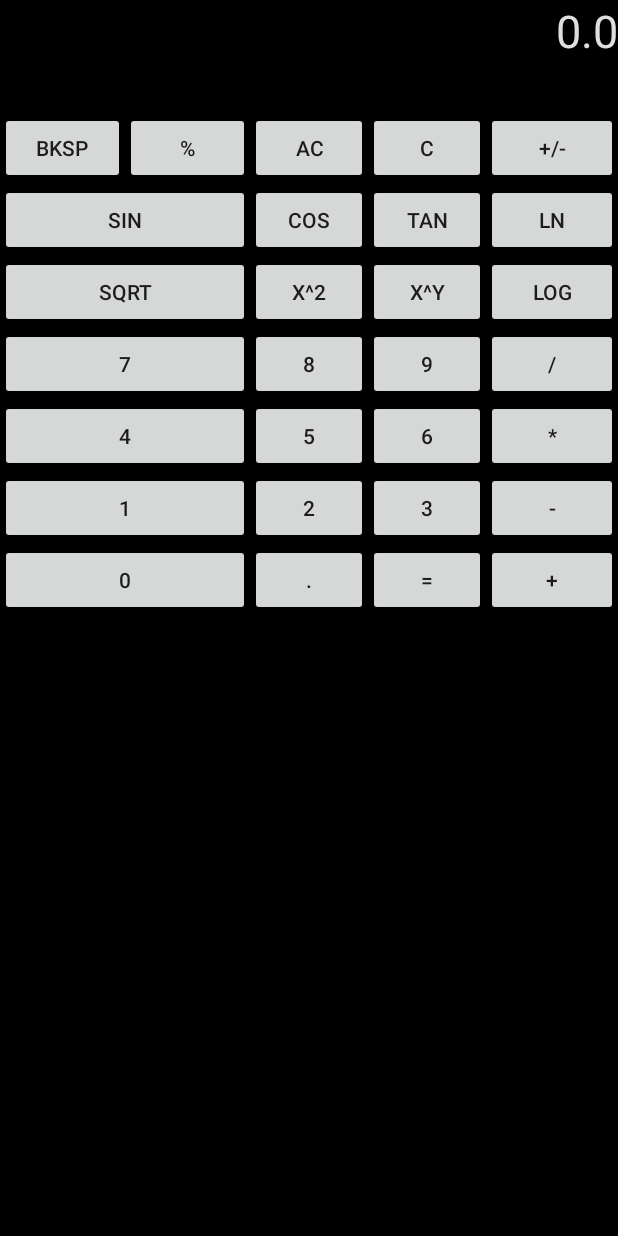
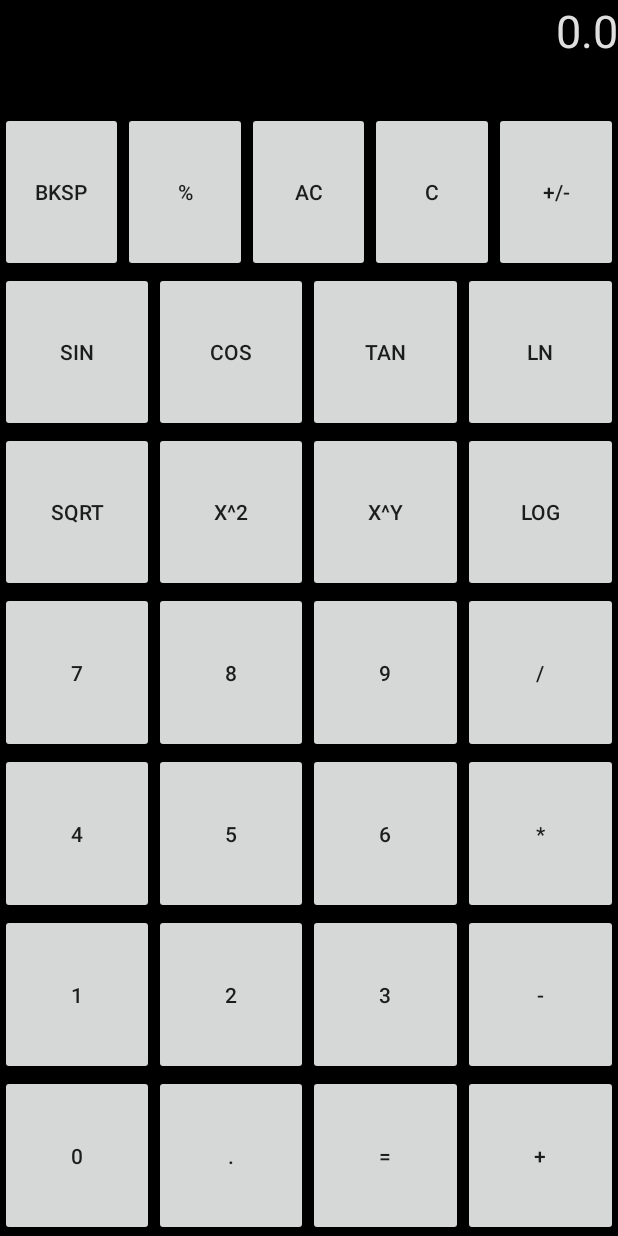
Before and after one commit to TomaszKot11/PAM, an Android app: the AdvancedCalculatorActivity screen opened directly, with no data from a screen before it, on a phone screen of 412 x 824 dp. Run offline under Robolectric (Android 15) with nearby library versions, the phone set to English and light mode, and no system bars.

Commit message:
Fixed issue with keyboard not taking whole screen height

```diff
--- a/calculator/app/src/main/res/layout/advanced_keyboard.xml
+++ b/calculator/app/src/main/res/layout/advanced_keyboard.xml
@@ -3,12 +3,17 @@
              android:layout_height="match_parent"
              android:shrinkColumns="0, 1, 2"
              android:stretchColumns="3">
-    <TableRow>
-        <LinearLayout>
+    <TableRow
+            android:layout_width="0dp"
+            android:layout_weight="1">
+        <LinearLayout
+                android:layout_width="0dp"
+                android:layout_weight="2"
+                android:layout_height="match_parent">
             <Button
                     android:layout_weight="1"
                     android:layout_width="0dp"
-                    android:layout_height="wrap_content"
+                    android:layout_height="match_parent"
                     android:id="@+id/button1_a"
                     android:text="Bksp"
                     android:onClick="keyboardHandler"/>
@@ -16,54 +21,63 @@
             <Button
                     android:layout_weight="1"
                     android:layout_width="0dp"
-                    android:layout_height="wrap_content"
+                    android:layout_height="match_parent"
                     android:id="@+id/button1_b"
                     android:text="%"
                     android:onClick="keyboardHandler"/>
         </LinearLayout>
 
         <Button
-                android:layout_height="wrap_content"
-                android:layout_width="wrap_content"
+                android:layout_width="0dp"
+                android:layout_weight="1"
+                android:layout_height="match_parent"
                 android:id="@+id/button1_1"
                 android:text="AC"
                 android:onClick="keyboardHandler"/>
         <Button
-                android:layout_height="wrap_content"
-                android:layout_width="wrap_content"
+                android:layout_width="0dp"
+                android:layout_weight="1"
+                android:layout_height="match_parent"
                 android:id="@+id/button2"
                 android:text="C"
                 android:onClick="keyboardHandler"/>
         <Button
-                android:layout_width="wrap_content"
-                android:layout_height="wrap_content"
+                android:layout_width="0dp"
+                android:layout_weight="1"
+                android:layout_height="match_parent"
                 android:id="@+id/button3"
                 android:text="+/-"
                 android:onClick="keyboardHandler"/>
     </TableRow>
 
 
-    <TableRow>
+    <TableRow
+            android:layout_width="0dp"
+            android:layout_weight="1">
         <Button
-                android:layout_width="wrap_content"
+                android:layout_width="0dp"
+                android:layout_weight="1"
                 android:layout_height="match_parent"
                 android:id="@+id/button4"
                 android:text="sin"
                 android:onClick="keyboardHandler"/>
         <Button
-                android:layout_width="wrap_content"
-                android:layout_height="wrap_content"
+                android:layout_width="0dp"
+                android:layout_weight="1"
+                android:layout_height="match_parent"
                 android:id="@+id/button5"
                 android:text="cos"
                 android:onClick="keyboardHandler"/>
         <Button
-                android:layout_width="wrap_content"
-                android:layout_height="wrap_content"
+                android:layout_width="0dp"
+                android:layout_weight="1"
+                android:layout_height="match_parent"
                 android:id="@+id/button6"
                 android:text="tan"
                 android:onClick="keyboardHandler"/>
         <Button
-                android:layout_width="wrap_content"
+                android:layout_width="0dp"
+                android:layout_weight="1"
                 android:layout_height="match_parent"
                 android:id="@+id/button7"
                 android:text="ln"
@@ -71,56 +85,68 @@
     </TableRow>
 
 
-    <TableRow>
+    <TableRow
+            android:layout_width="0dp"
+            android:layout_weight="1">
         <Button
-                android:layout_width="wrap_content"
-                android:layout_height="wrap_content"
+                android:layout_width="0dp"
+                android:layout_weight="1"
+                android:layout_height="match_parent"
                 android:id="@+id/button8"
                 android:text="sqrt"
                 android:onClick="keyboardHandler"/>
         <Button
-                android:layout_width="wrap_content"
-                android:layout_height="wrap_content"
+                android:layout_width="0dp"
+                android:layout_weight="1"
+                android:layout_height="match_parent"
                 android:id="@+id/button9"
                 android:text="x^2"
                 android:onClick="keyboardHandler"/>
         <Button
-                android:layout_width="wrap_content"
-                android:layout_height="wrap_content"
+                android:layout_width="0dp"
+                android:layout_weight="1"
+                android:layout_height="match_parent"
                 android:id="@+id/button10"
                 android:text="x^y"
                 android:onClick="keyboardHandler"/>
         <Button
-                android:layout_width="wrap_content"
-                android:layout_height="wrap_content"
+                android:layout_width="0dp"
+                android:layout_weight="1"
+                android:layout_height="match_parent"
                 android:id="@+id/button11"
                 android:text="log"
                 android:onClick="keyboardHandler"/>
     </TableRow>
 
 
-    <TableRow>
+    <TableRow
+            android:layout_width="0dp"
+            android:layout_weight="1">
         <Button
-                android:layout_width="wrap_content"
-                android:layout_height="wrap_content"
+                android:layout_width="0dp"
+                android:layout_weight="1"
+                android:layout_height="match_parent"
                 android:id="@+id/button12"
                 android:text="7"
                 android:onClick="keyboardHandler"/>
         <Button
-                android:layout_width="wrap_content"
-                android:layout_height="wrap_content"
+                android:layout_width="0dp"
+                android:layout_weight="1"
+                android:layout_height="match_parent"
                 android:id="@+id/button13"
                 android:text="8"
                 android:onClick="keyboardHandler"/>
         <Button
-                android:layout_width="wrap_content"
-                android:layout_height="wrap_content"
+                android:layout_width="0dp"
+                android:layout_weight="1"
+                android:layout_height="match_parent"
                 android:id="@+id/button14"
                 android:text="9"
                 android:onClick="keyboardHandler"/>
         <Button
-                android:layout_width="wrap_content"
-                android:layout_height="wrap_content"
+                android:layout_width="0dp"
+                android:layout_weight="1"
+                android:layout_height="match_parent"
                 android:id="@+id/button15"
                 android:text="/"
                 android:onClick="keyboardHandler"/>
@@ -128,84 +154,102 @@
 
 
 
-    <TableRow>
+    <TableRow
+            android:layout_width="0dp"
+            android:layout_weight="1">
         <Button
-                android:layout_width="wrap_content"
-                android:layout_height="wrap_content"
+                android:layout_width="0dp"
+                android:layout_weight="1"
+                android:layout_height="match_parent"
                 android:id="@+id/button20"
                 android:text="4"
                 android:onClick="keyboardHandler"/>
         <Button
-                android:layout_width="wrap_content"
-                android:layout_height="wrap_content"
+                android:layout_width="0dp"
+                android:layout_weight="1"
+                android:layout_height="match_parent"
                 android:id="@+id/button21"
                 android:text="5"
                 android:onClick="keyboardHandler"/>
         <Button
-                android:layout_width="wrap_content"
-                android:layout_height="wrap_content"
+                android:layout_width="0dp"
+                android:layout_weight="1"
+                android:layout_height="match_parent"
                 android:id="@+id/button22"
                 android:text="6"
                 android:onClick="keyboardHandler"/>
         <Button
-                android:layout_width="wrap_content"
-                android:layout_height="wrap_content"
+                android:layout_width="0dp"
+                android:layout_weight="1"
+                android:layout_height="match_parent"
                 android:id="@+id/button23"
                 android:text="*"
                 android:onClick="keyboardHandler"/>
     </TableRow>
 
 
-    <TableRow>
+    <TableRow
+            android:layout_width="0dp"
+            android:layout_weight="1">
         <Button
-                android:layout_width="wrap_content"
-                android:layout_height="wrap_content"
+                android:layout_width="0dp"
+                android:layout_weight="1"
+                android:layout_height="match_parent"
                 android:id="@+id/button24"
                 android:text="1"
                 android:onClick="keyboardHandler"/>
         <Button
-                android:layout_width="wrap_content"
-                android:layout_height="wrap_content"
+                android:layout_width="0dp"
+                android:layout_weight="1"
+                android:layout_height="match_parent"
                 android:id="@+id/button25"
                 android:text="2"
                 android:onClick="keyboardHandler"/>
         <Button
-                android:layout_width="wrap_content"
-                android:layout_height="wrap_content"
+                android:layout_width="0dp"
+                android:layout_weight="1"
+                android:layout_height="match_parent"
                 android:id="@+id/button26"
                 android:text="3"
                 android:onClick="keyboardHandler"/>
         <Button
-                android:layout_width="wrap_content"
-                android:layout_height="wrap_content"
+                android:layout_width="0dp"
+                android:layout_weight="1"
+                android:layout_height="match_parent"
                 android:id="@+id/button27"
                 android:text="-"
                 android:onClick="keyboardHandler"/>
     </TableRow>
 
 
-    <TableRow>
+    <TableRow
+            android:layout_width="0dp"
+            android:layout_weight="1">
         <Button
-                android:layout_width="wrap_content"
-                android:layout_height="wrap_content"
+                android:layout_width="0dp"
+                android:layout_weight="1"
+                android:layout_height="match_parent"
                 android:id="@+id/button28"
                 android:text="0"
                 android:onClick="keyboardHandler"/>
         <Button
-                android:layout_width="wrap_content"
-                android:layout_height="wrap_content"
+                android:layout_width="0dp"
+                android:layout_weight="1"
+                android:layout_height="match_parent"
                 android:id="@+id/button29"
                 android:text="."
                 android:onClick="keyboardHandler"/>
         <Button
-                android:layout_width="wrap_content"
-                android:layout_height="wrap_content"
+                android:layout_width="0dp"
+                android:layout_weight="1"
+                android:layout_height="match_parent"
                 android:id="@+id/button30"
                 android:text="="
                 android:onClick="keyboardHandler"/>
         <Button
-                android:layout_width="wrap_content"
-                android:layout_height="wrap_content"
+                android:layout_width="0dp"
+                android:layout_weight="1"
+                android:layout_height="match_parent"
                 android:id="@+id/button31"
                 android:text="+"
                 android:onClick="keyboardHandler"/>
```
Also changed, not shown: calculator/app/src/main/java/com/example/tomek/calculator/utilities/KeyboardHandler.java (+7 -1 lines), calculator/app/src/main/res/layout/simple_keyboard.xml (+76 -44 lines).
